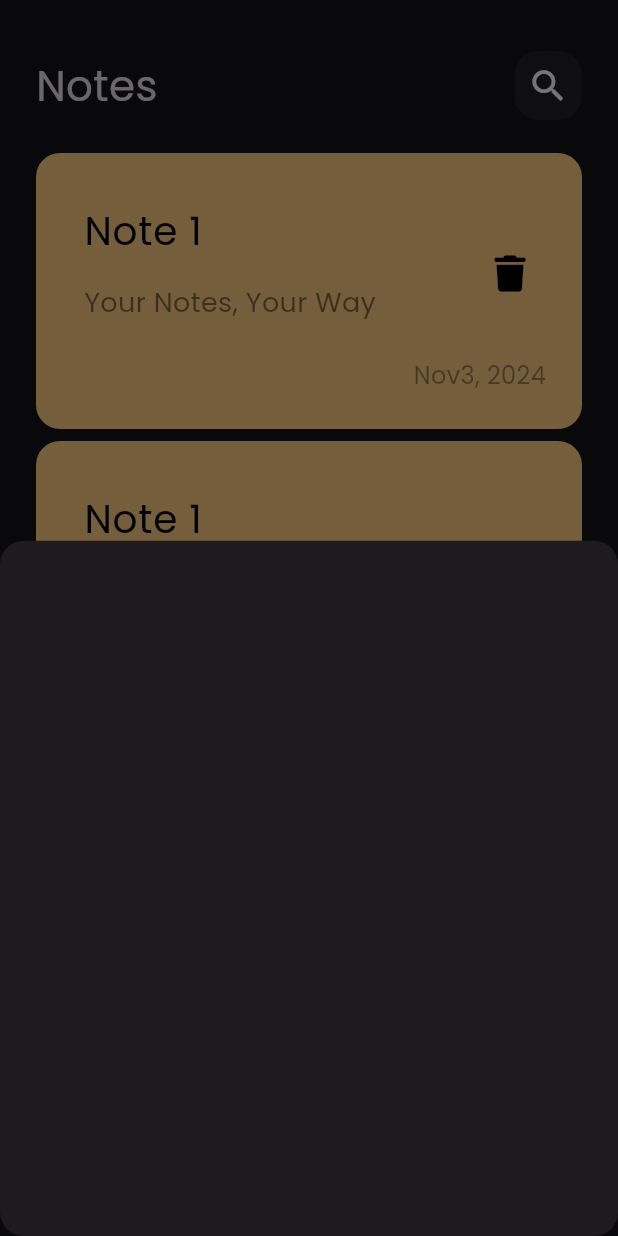
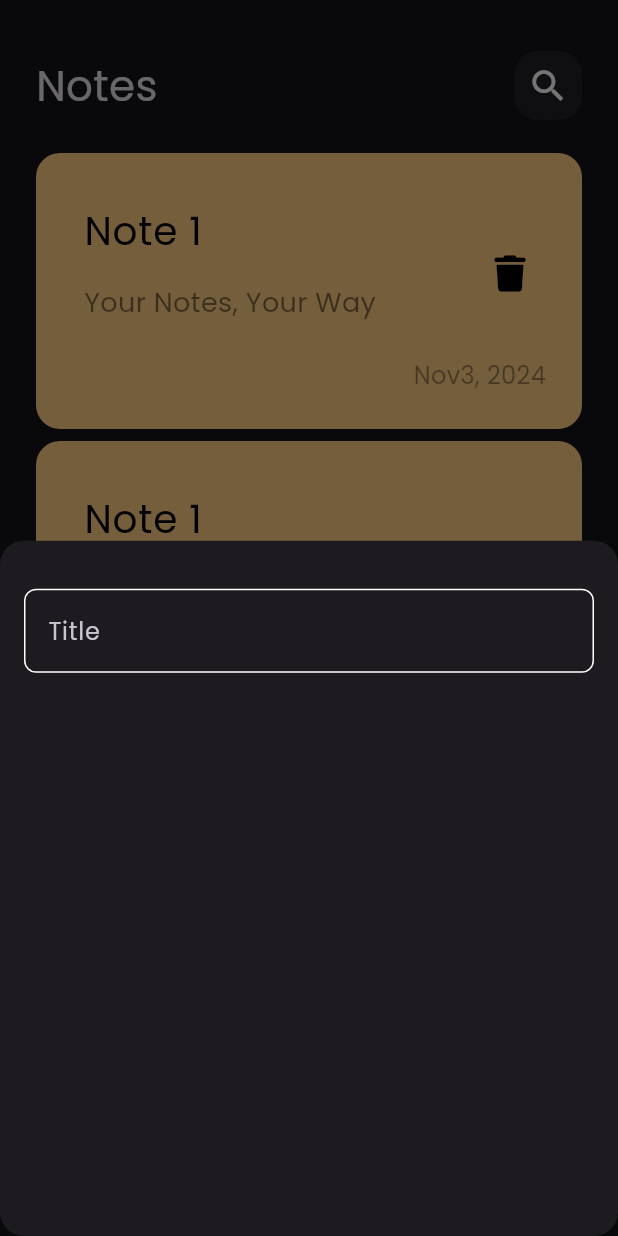
Before and after one commit to essamalrawi/notes_app, a Flutter app: the screen it shows after launch, after a tap on the "add" icon, on a phone screen of 412 x 824 dp. Run offline on Flutter 3.47's test engine with Material 3 defaults, Android fonts, the phone set to English and light mode, and no system bars; our stand-ins replace font_awesome_flutter.

Commit message:
create custom textfield

```diff
--- /dev/null
+++ b/lib/constants.dart
@@ -0,0 +1,3 @@
+import 'dart:ui';
+
+const kPrimaryColor = Color(0xff62fcd7);
--- a/lib/widgets/add_note_bottom_sheet.dart
+++ b/lib/widgets/add_note_bottom_sheet.dart
@@ -1,10 +1,16 @@
 import 'package:flutter/material.dart';
+import 'package:notes_app/widgets/custom_text_field.dart';
 
 class AddNoteBottomSheet extends StatelessWidget {
   const AddNoteBottomSheet({super.key});
 
   @override
   Widget build(BuildContext context) {
-    return Container();
+    return const Padding(
+      padding: EdgeInsets.symmetric(horizontal: 16.0),
+      child: Column(
+        children: [SizedBox(height: 32), CustomTextField()],
+      ),
+    );
   }
 }
--- /dev/null
+++ b/lib/widgets/custom_text_field.dart
@@ -0,0 +1,26 @@
+import 'package:flutter/material.dart';
+import 'package:notes_app/constants.dart';
+
+class CustomTextField extends StatelessWidget {
+  const CustomTextField({super.key});
+
+  @override
+  Widget build(BuildContext context) {
+    return TextField(
+      cursorColor: kPrimaryColor,
+      decoration: InputDecoration(
+        hintText: 'Title',
+        //  hintStyle: const TextStyle(color: kPrimaryColor),
+        border: buildBorder(),
+        enabledBorder: buildBorder(),
+        focusedBorder: buildBorder(color: kPrimaryColor),
+      ),
+    );
+  }
+
+  OutlineInputBorder buildBorder({color}) {
+    return OutlineInputBorder(
+        borderRadius: BorderRadius.circular(8),
+        borderSide: BorderSide(color: color ?? Colors.white));
+  }
+}
```
